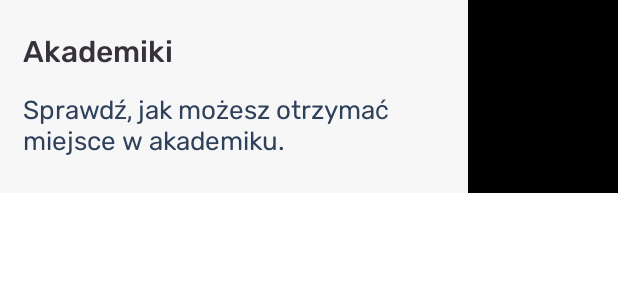
After one commit to Solvro/mobile-topwr-android-legacy, an Android app: the layout faq_item.xml on its own in the app's theme, with its tools: preview values and no code run, on a phone screen of 412 x 824 dp. The commit adds this screen. Shown: the top 300 px of the screen. Run offline under Robolectric (Android 15) with nearby library versions, the phone set to English and light mode, and no system bars.

Commit message:
add faq_item

```diff
--- /dev/null
+++ b/app/src/main/res/layout/faq_item.xml
@@ -0,0 +1,48 @@
+<?xml version="1.0" encoding="utf-8"?>
+<androidx.constraintlayout.widget.ConstraintLayout xmlns:android="http://schemas.android.com/apk/res/android"
+    android:layout_width="match_parent"
+    android:layout_height="wrap_content"
+    xmlns:app="http://schemas.android.com/apk/res-auto"
+    xmlns:tools="http://schemas.android.com/tools"
+    android:background="@color/grey">
+
+    <TextView
+        android:id="@+id/textViewTitle"
+        android:layout_width="wrap_content"
+        android:layout_height="wrap_content"
+        android:fontFamily="@font/rubik_medium"
+        android:textSize="20sp"
+        android:textColor="@color/lightblack1"
+        android:layout_marginStart="15dp"
+        android:layout_marginTop="20dp"
+        app:layout_constraintStart_toStartOf="parent"
+        app:layout_constraintTop_toTopOf="parent"
+        tools:text="Akademiki"/>
+
+    <TextView
+        android:id="@+id/textViewDescription"
+        android:layout_width="0dp"
+        android:layout_height="wrap_content"
+        android:textSize="17sp"
+        android:fontFamily="@font/rubik"
+        android:textColor="@color/whatsNewDescription"
+        android:layout_marginStart="15dp"
+        android:layout_marginTop="10dp"
+        android:layout_marginBottom="20dp"
+        app:layout_constraintBottom_toBottomOf="parent"
+        app:layout_constraintTop_toBottomOf="@id/textViewTitle"
+        app:layout_constraintEnd_toStartOf="@id/imageView"
+        app:layout_constraintStart_toStartOf="parent"
+        tools:text="Sprawdź, jak możesz otrzymać miejsce w akademiku."/>
+
+    <ImageView
+        android:id="@+id/imageView"
+        android:layout_width="100dp"
+        android:layout_height="0dp"
+        app:layout_constraintEnd_toEndOf="parent"
+        app:layout_constraintTop_toTopOf="parent"
+        app:layout_constraintBottom_toBottomOf="parent"
+        android:background="@color/black"/>
+
+
+</androidx.constraintlayout.widget.ConstraintLayout>
--- a/app/src/main/res/values/colors.xml
+++ b/app/src/main/res/values/colors.xml
@@ -13,5 +13,6 @@
     <color name="dateColor">#632E405A</color>
     <color name="whatsNewDescription">#2E405A</color>
     <color name="red">#DB2B10</color>
+    <color name="lightblack1">#37313C</color>
 
 </resources>
```
